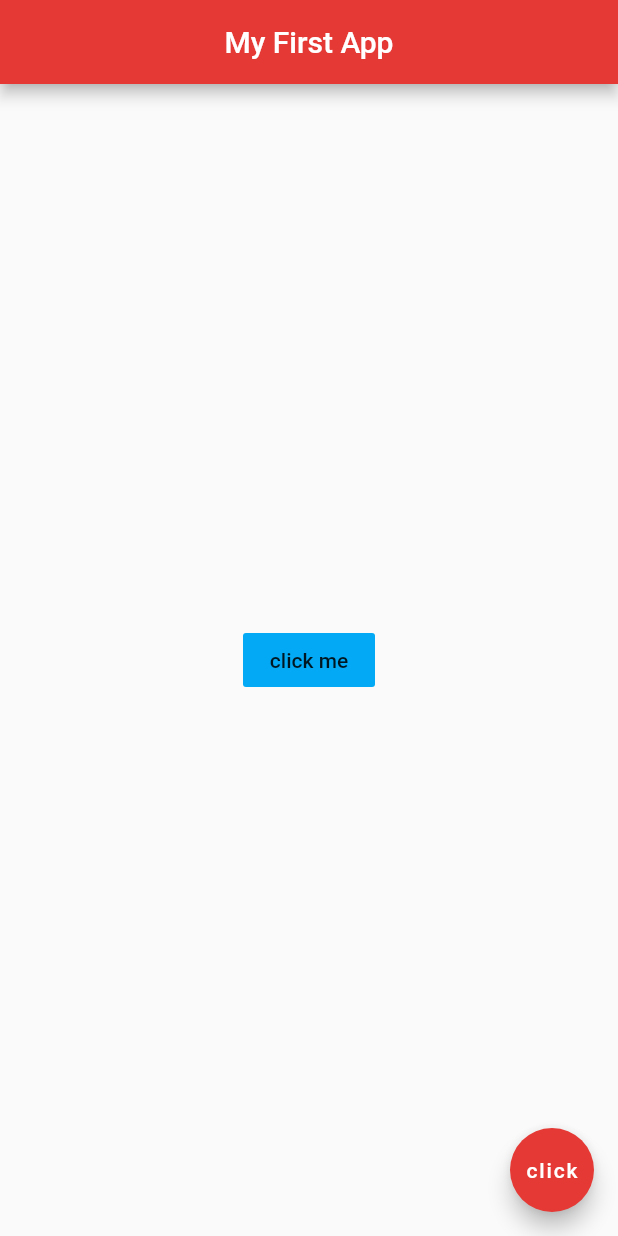
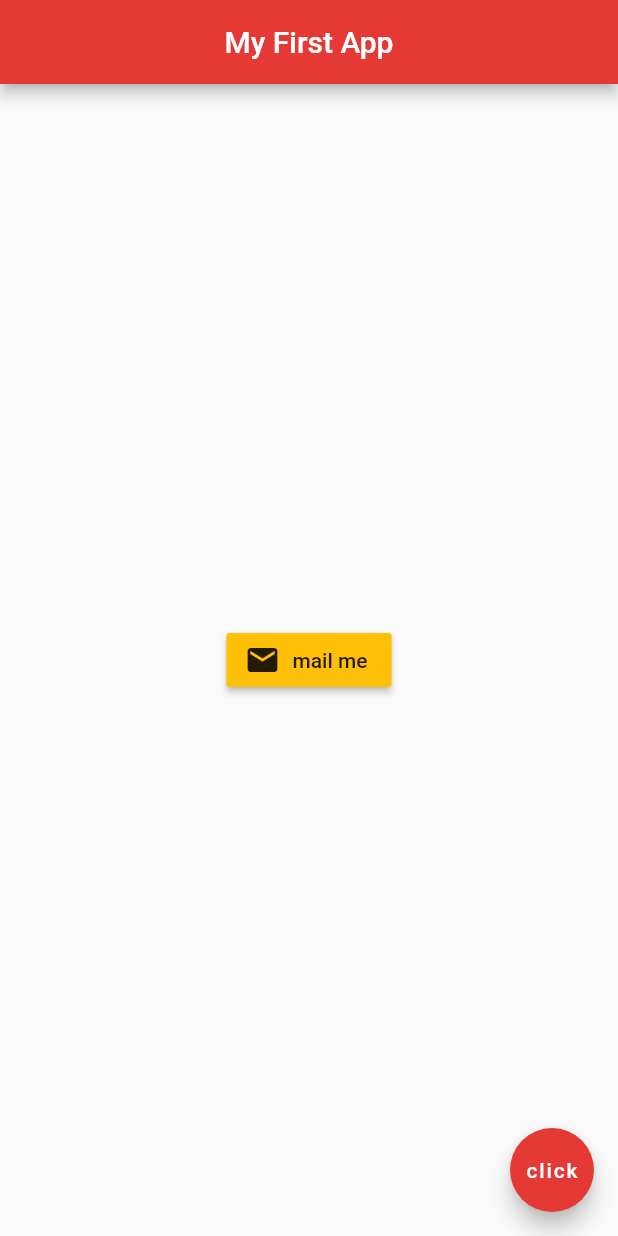
Before and after one commit to SafNaaz/myapp, a Flutter app: the screen it shows after launch, on a phone screen of 412 x 824 dp. Run offline on Flutter 3.47's test engine with Material 2 defaults, Android fonts, the phone set to English and light mode, and no system bars.

Commit message:
icons under button

```diff
--- a/lib/main.dart
+++ b/lib/main.dart
@@ -16,13 +16,14 @@ class Home extends StatelessWidget {
         backgroundColor: Colors.red[600],
       ),
       body: Center(
-        child: FlatButton(
-          onPressed: () {
-            print('you clicked me');
-          },
-          child:Text('click me'),
-          color: Colors.lightBlue,
-          )
+        child: RaisedButton.icon(
+          onPressed: (){},
+          icon: Icon(
+            Icons.mail
+          ),
+          label:Text('mail me'),
+          color: Colors.amber,
+        ),
       ),
       floatingActionButton: FloatingActionButton(
         onPressed: (){},
```
